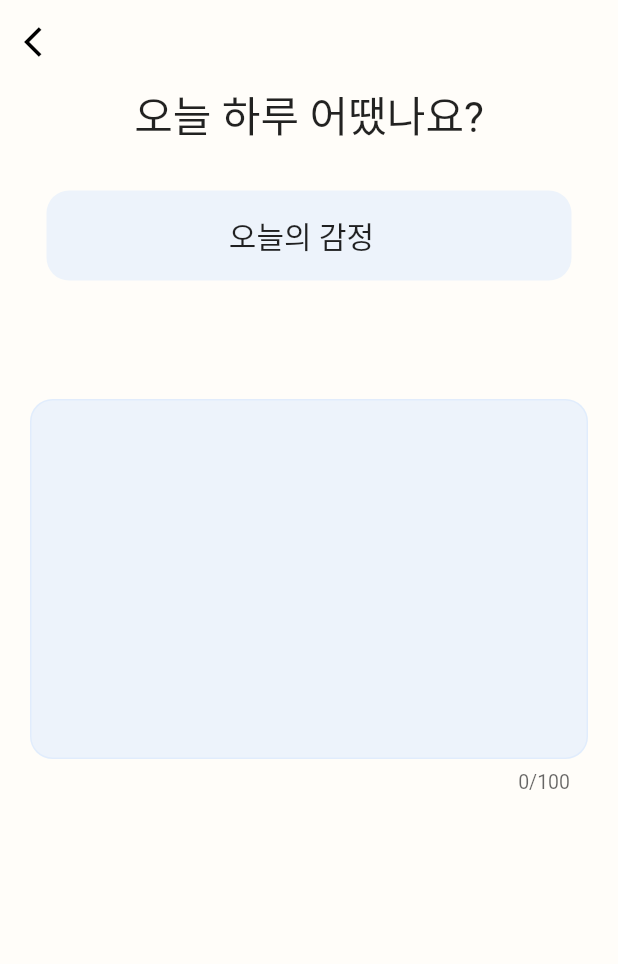
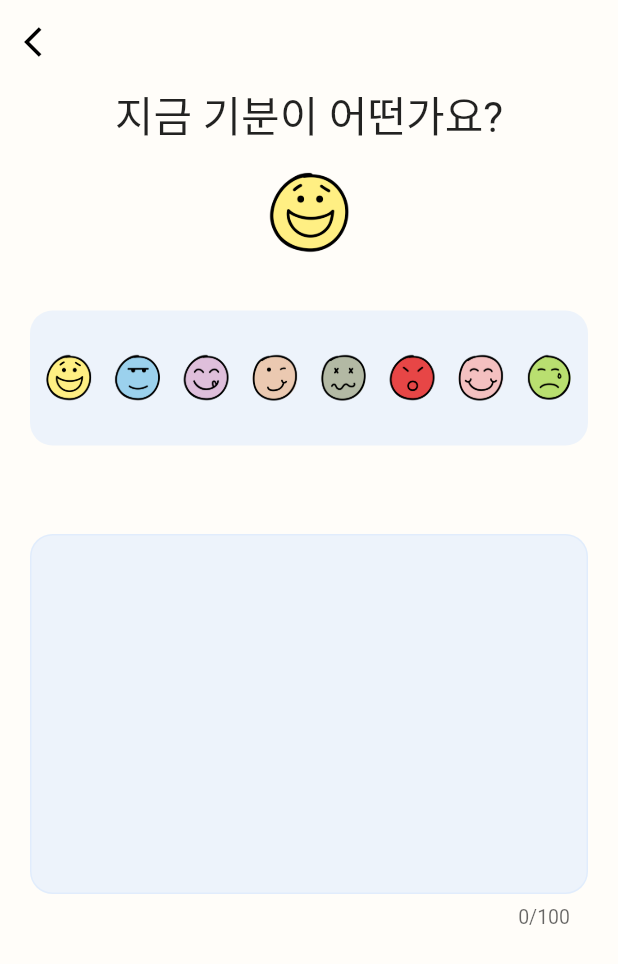
Before and after one commit to CUK-CATSTONES/today_dot, a Flutter app: the screen it shows after launch, after a tap on the "add" icon, on a phone screen of 412 x 824 dp. Shown: the top 964 px of the screen. Run offline on Flutter 3.47's test engine with Material 2 defaults, Android fonts, the phone set to English and light mode, and no system bars; our stand-ins replace cloud_firestore, firebase_auth, firebase_core, get, shared_preferences; missing offline and left inert: dart:html; accounts and stored records are empty.

Commit message:
MODIFIED: UI 수정

```diff
--- a/lib/view/screen/edit_diary_screen.dart
+++ b/lib/view/screen/edit_diary_screen.dart
@@ -50,17 +50,30 @@ class _EditDiaryScreenState extends State<EditDiaryScreen> {
         onTap: () {
           FocusScope.of(context).unfocus();
         },
+        child: SingleChildScrollView(
           child: Container(
             color: const Color(0xFFFFFDF9),
             child: Align(
               child: Column(
                 children: [
-                const Text('오늘 하루 어땠나요?', style: TextStyle(fontSize: 28.0)),
+                  const Text('지금 기분이 어떤가요?', style: TextStyle(fontSize: 28.0)),
+                  const SizedBox(height: 10),
+                  Image.asset(
+                    currentEmoji,
+                    width: 70,
+                    height: 70,
+                  ),
                   Padding(
-                  padding: const EdgeInsets.symmetric(vertical: 30.0),
-                  child: InkWell(
-                    onTap: () => Get.bottomSheet(
-                      Padding(
+                    padding: const EdgeInsets.symmetric(
+                        vertical: 30.0, horizontal: 20.0),
+                    child: Container(
+                      width: double.infinity,
+                      height: 90,
+                      decoration: BoxDecoration(
+                        color: const Color(0x4dC4DDFF),
+                        borderRadius: BorderRadius.circular(15.0),
+                      ),
+                      child: Padding(
                         padding: const EdgeInsets.symmetric(vertical: 25.0),
                         child: Row(
                           mainAxisAlignment: MainAxisAlignment.spaceEvenly,
@@ -90,43 +103,13 @@ class _EditDiaryScreenState extends State<EditDiaryScreen> {
                           ),
                         ),
                       ),
-                      backgroundColor: Colors.white,
-                    ),
-                    child: Container(
-                      width: 350,
-                      height: 60,
-                      decoration: BoxDecoration(
-                        color: const Color(0x4dC4DDFF),
-                        borderRadius: BorderRadius.circular(15.0),
-                      ),
-                      child: Column(
-                        mainAxisAlignment: MainAxisAlignment.center,
-                        children: [
-                          Row(
-                            mainAxisAlignment: MainAxisAlignment.center,
-                            children: [
-                              const Text(
-                                '오늘의 감정',
-                                style: TextStyle(fontSize: 20.0),
-                              ),
-                              const SizedBox(width: 10.0),
-                              Visibility(
-                                visible: isClicked ? true : false,
-                                child: Image.asset(
-                                  currentEmoji,
-                                  width: 40.0,
-                                  height: 40.0,
-                                ),
-                              ),
-                            ],
-                          ),
-                        ],
-                      ),
-                    ),
                     ),
                   ),
                   Padding(
-                  padding: const EdgeInsets.all(20.0),
+                    padding: EdgeInsets.only(
+                        right: 20.0,
+                        left: 20.0,
+                        bottom: MediaQuery.of(context).viewInsets.bottom),
                     child: Form(
                       key: _formKey,
                       autovalidateMode: AutovalidateMode.onUserInteraction,
@@ -161,6 +144,7 @@ class _EditDiaryScreenState extends State<EditDiaryScreen> {
                     visible: isVisible ? true : false,
                     child: ButtonWidget(
                       label: '저장하기',
+                      bgColor: const Color(0xb392B4EC),
                       onTap: () {
                         print('저장 버튼 클릭');
                         if (editcontroller.emoji == '') {
@@ -173,7 +157,6 @@ class _EditDiaryScreenState extends State<EditDiaryScreen> {
                         print(map);
                         editcontroller.addDiaryToDB(map);
                       },
-                    bgColor: const Color(0xb392B4EC),
                     ),
                   ),
                 ],
@@ -181,6 +164,7 @@ class _EditDiaryScreenState extends State<EditDiaryScreen> {
             ),
           ),
         ),
+      ),
     );
   }
 }
--- a/lib/view/screen/home_screen.dart
+++ b/lib/view/screen/home_screen.dart
@@ -111,10 +111,42 @@ class _HomeScreenState extends State<HomeScreen> {
                         .orderBy('date', descending: true)
                         .snapshots(),
                     builder: (context, snapshot) {
+                      print('connextionState ::: ${snapshot.connectionState}');
+                      print('snapshot.data :::: ${snapshot.data}');
                       List<ReadDiaryComponent> diaryContainers = [];
-                      if (snapshot.hasData) {
-                        // print(
-                        //     '_diaryController.docIDs.length: ${_diaryController.docIDs.length}');
+                      if (snapshot.hasError) {
+                        return Column(
+                          children: const [
+                            Text('알 수 없는 오류가 생겼어요.'),
+                            Text('관리자에게 문의 부탁드립니다.'),
+                          ],
+                        );
+                      }
+                      if (snapshot.connectionState == ConnectionState.waiting) {
+                        return const Center(child: CircularProgressIndicator());
+                      }
+                      if (snapshot.hasData && snapshot.data!.docs.isEmpty) {
+                        return Center(
+                          child: Column(
+                            mainAxisAlignment: MainAxisAlignment.center,
+                            children: const [
+                              Text(
+                                '오늘 하루 순간순간 느낀 감정을 기록해보세요',
+                                style: TextStyle(
+                                    // fontSize: width * 0.08,
+                                    ),
+                              ),
+                              SizedBox(height: 20),
+                              Text(
+                                '그때 느낀 감정의 마침표를 찍어보는건 어떨까요?',
+                                style: TextStyle(
+                                    // fontSize: width * 0.065,
+                                    ),
+                              ),
+                            ],
+                          ),
+                        );
+                      }
                       final diaries = snapshot.data!.docs;
                       for (var diary in diaries) {
                         final docID = diary.reference.id;
@@ -133,11 +165,6 @@ class _HomeScreenState extends State<HomeScreen> {
                             horizontal: 10.0, vertical: 20.0),
                         children: diaryContainers,
                       );
-                      } else if (snapshot.hasError) {
-                        return const Text('error...');
-                      } else {
-                        return const Center(child: CircularProgressIndicator());
-                      }
                     }),
               ),
             ],
```
Also changed, not shown: 1 other file. Lines whose indentation alone changed are shown as unchanged.
